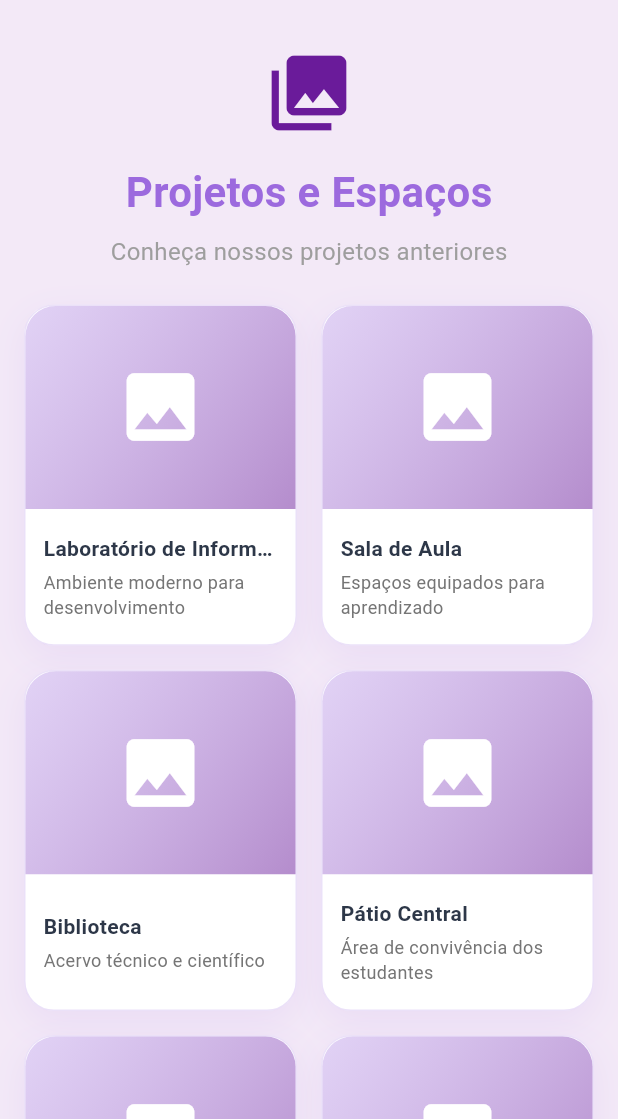
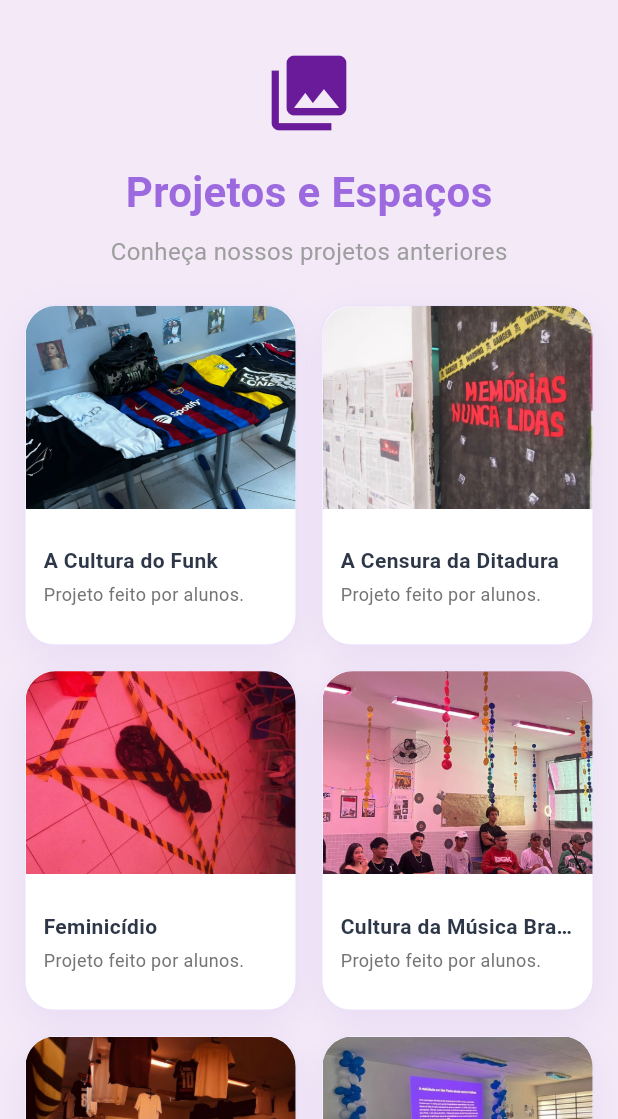
Before and after one commit to Kauaro/flutter_application_2, a Flutter app: the GaleriaPage screen opened by its route, on a phone screen of 412 x 824 dp, the part 117-1236 px from its top. Run offline on Flutter 3.47's test engine with Material 3 defaults, Android fonts, the phone set to English and light mode, and no system bars; our stand-ins replace shared_preferences; accounts and stored records are empty.

Commit message:
Imagens galeria

```diff
--- a/lib/pages/galeria_page.dart
+++ b/lib/pages/galeria_page.dart
@@ -6,34 +6,34 @@ class GaleriaPage extends StatelessWidget {
 
   final List<Map<String, String>> _imagens = const [
     {
-      'titulo': 'Laboratório de Informática',
-      'descricao': 'Ambiente moderno para desenvolvimento',
-      'imagem': 'imagens/lab_info.jpg',
+      'titulo': 'A Cultura do Funk',
+      'descricao': 'Projeto feito por alunos.',
+      'imagem': 'imagens/favela.jpeg',
     },
     {
-      'titulo': 'Sala de Aula',
-      'descricao': 'Espaços equipados para aprendizado',
-      'imagem': 'imagens/sala_aula.jpg',
+      'titulo': 'A Censura da Ditadura',
+      'descricao': 'Projeto feito por alunos.',
+      'imagem': 'imagens/ditadura.jpeg',
     },
     {
-      'titulo': 'Biblioteca',
-      'descricao': 'Acervo técnico e científico',
-      'imagem': 'imagens/biblioteca.jpg',
+      'titulo': 'Feminicídio',
+      'descricao': 'Projeto feito por alunos.',
+      'imagem': 'imagens/feminicidio.jpeg',
     },
     {
-      'titulo': 'Pátio Central',
-      'descricao': 'Área de convivência dos estudantes',
-      'imagem': 'imagens/patio.jpg',
+      'titulo': 'Cultura da Música Brasileira',
+      'descricao': 'Projeto feito por alunos.',
+      'imagem': 'imagens/musica.jpeg',
     },
     {
-      'titulo': 'Auditório',
-      'descricao': 'Espaço para eventos e apresentações',
-      'imagem': 'imagens/auditorio.jpg',
+      'titulo': 'Racionais',
+      'descricao': 'Projeto feito por alunos.',
+      'imagem': 'imagens/racionais.jpeg',
     },
     {
-      'titulo': 'Quadra Esportiva',
-      'descricao': 'Atividades físicas e recreativas',
-      'imagem': 'imagens/quadra.jpg',
+      'titulo': 'Desigualdade Social',
+      'descricao': 'Palestra de professores.',
+      'imagem': 'imagens/palestra.jpeg',
     },
   ];
 
@@ -80,8 +80,6 @@ class GaleriaPage extends StatelessWidget {
                 ],
               ),
             ),
-
-
 
             // Conteúdo com scroll
             Expanded(
@@ -175,9 +173,14 @@ class GaleriaPage extends StatelessWidget {
           children: [
             Expanded(
               flex: 3,
-              child: Container(
+              child: ClipRRect(
+                borderRadius: const BorderRadius.vertical(top: Radius.circular(20)),
+                child: Image.asset(
+                  item['imagem']!,
+                  fit: BoxFit.cover,
+                  errorBuilder: (context, error, stackTrace) {
+                    return Container(
                       decoration: BoxDecoration(
-                  borderRadius: const BorderRadius.vertical(top: Radius.circular(20)),
                         gradient: LinearGradient(
                           colors: [
                             const Color(0xFF9C6ADE).withOpacity(0.3),
@@ -191,6 +194,9 @@ class GaleriaPage extends StatelessWidget {
                         Icons.image,
                         size: 60,
                         color: Colors.white,
+                      ),
+                    );
+                  },
                 ),
               ),
             ),
@@ -248,8 +254,15 @@ class GaleriaPage extends StatelessWidget {
               children: [
                 Container(
                   height: 300,
+                  child: ClipRRect(
+                    borderRadius: const BorderRadius.vertical(top: Radius.circular(20)),
+                    child: Image.asset(
+                      item['imagem']!,
+                      fit: BoxFit.cover,
+                      width: double.infinity,
+                      errorBuilder: (context, error, stackTrace) {
+                        return Container(
                           decoration: BoxDecoration(
-                    borderRadius: const BorderRadius.vertical(top: Radius.circular(20)),
                             gradient: LinearGradient(
                               colors: [
                                 const Color(0xFF9C6ADE).withOpacity(0.3),
@@ -259,11 +272,13 @@ class GaleriaPage extends StatelessWidget {
                               end: Alignment.bottomRight,
                             ),
                           ),
-                  child: const Center(
-                    child: Icon(
+                          child: const Icon(
                             Icons.image,
-                      size: 100,
+                            size: 60,
                             color: Colors.white,
+                          ),
+                        );
+                      },
                     ),
                   ),
                 ),
```
Also changed, not shown: imagens/ditadura.jpeg (added), imagens/favela.jpeg (added), imagens/feminicidio.jpeg (added), imagens/musica.jpeg (added), imagens/musica2.jpeg (added), imagens/palestra.jpeg (added), imagens/racionais.jpeg (added), pubspec.lock. Lines whose indentation alone changed are shown as unchanged.
